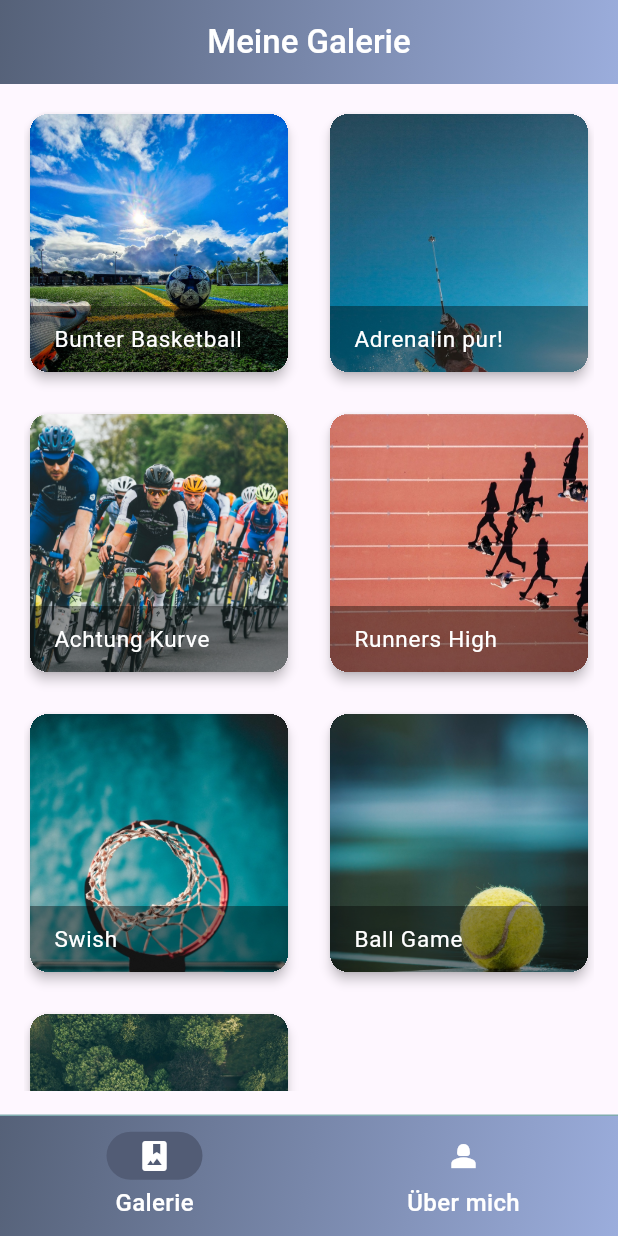
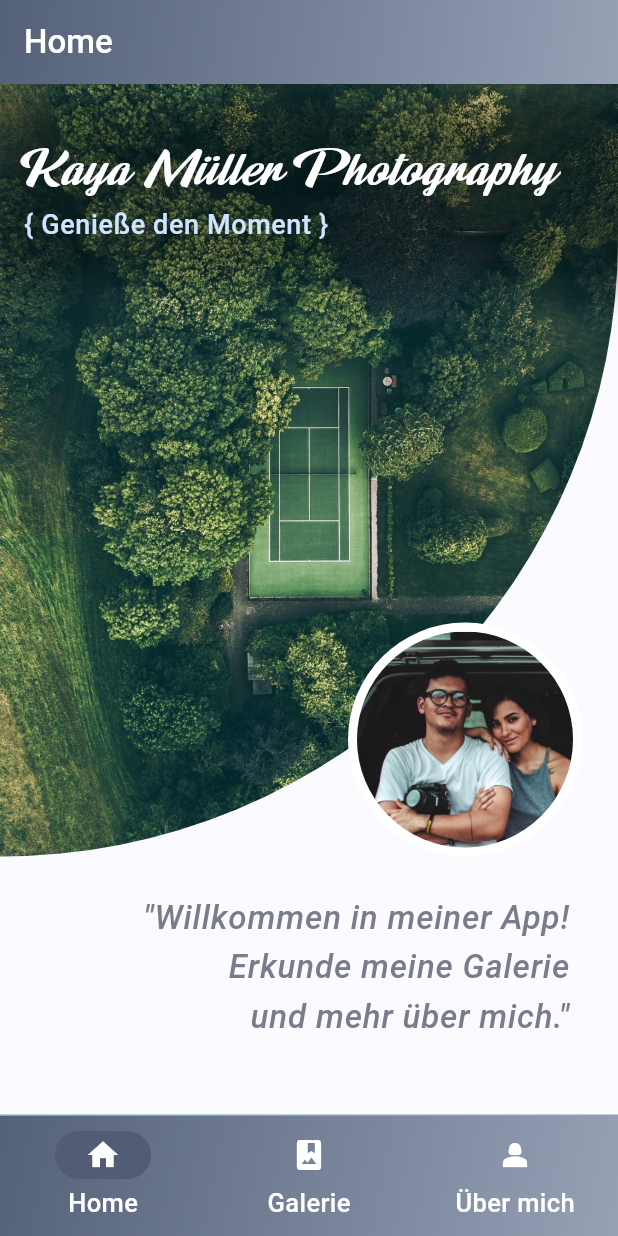
Before and after one commit to Platypus84/photo_gallery, a Flutter app: the screen it shows after launch, on a phone screen of 412 x 824 dp. Run offline on Flutter 3.47's test engine with Material 3 defaults, Android fonts, the phone set to English and light mode, and no system bars.

Commit message:
update05_photogallery

```diff
--- a/assets/texts/kaya_müller_text.txt
+++ b/assets/texts/kaya_müller_text.txt
@@ -1 +1 @@
-"Mein Name ist Kaya Müller, ein Fotograf im Alter von 32 Jahren, der die Welt durch die Linse entdeckt. Mit einem Hintergrund in der visuellen Kunst und jahrelanger Erfahrung in der Fotografie habe ich einen Blick für die Schönheit im Alltäglichen entwickelt. Meine Spezialität liegt in der Sport- und Naturfotografie, wo ich das Spiel von Licht und Schatten einfange, um emotionale und aussagekräftige Bilder zu schaffen.\n\nIch glaube daran, dass jeder Moment einzigartig ist und seine eigene Geschichte erzählt. In meinen Arbeiten strebe ich danach, diese Geschichten visuell zu interpretieren und sie durch kreative Kompositionen und Nuancen zum Leben zu erwecken. Meine fotografische Reise hat mich durch verschiedene Länder geführt, wo ich die Vielfalt der Kulturen und Landschaften festhalte, immer auf der Suche nach neuen Perspektiven und Herausforderungen.\n\nMein Anspruch ist es, mit meinen Bildern nicht nur zu dokumentieren, sondern auch zu inspirieren und zu berühren. Jeder Auftrag und jedes Projekt ist für mich eine Möglichkeit, meine Leidenschaft und mein Können zu zeigen und eine Verbindung zwischen dem Betrachter und dem Bild herzustellen."
+"Ich entdecke die Welt durch die Linse. Mit einem Hintergrund in der visuellen Kunst und jahrelanger Erfahrung in der Fotografie habe ich einen Blick für die Schönheit im Alltäglichen entwickelt. Meine Spezialität liegt in der Sport- und Naturfotografie, wo ich das Spiel von Licht und Schatten einfange, um emotionale und aussagekräftige Bilder zu schaffen.\n\nIch glaube daran, dass jeder Moment einzigartig ist und seine eigene Geschichte erzählt. In meinen Arbeiten strebe ich danach, diese Geschichten visuell zu interpretieren und sie durch kreative Kompositionen und Nuancen zum Leben zu erwecken. Meine fotografische Reise hat mich durch verschiedene Länder geführt, wo ich die Vielfalt der Kulturen und Landschaften festhalte, immer auf der Suche nach neuen Perspektiven und Herausforderungen.\n\nMein Anspruch ist es, mit meinen Bildern nicht nur zu dokumentieren, sondern auch zu inspirieren und zu berühren. Jeder Auftrag und jedes Projekt ist für mich eine Möglichkeit, meine Leidenschaft und mein Können zu zeigen und eine Verbindung zwischen dem Betrachter und dem Bild herzustellen."
--- /dev/null
+++ b/lib/screens/screen_home.dart
@@ -0,0 +1,104 @@
+import 'package:flutter/material.dart';
+// import 'dart:async' show Future;
+// import 'package:flutter/services.dart' show rootBundle;
+
+class HomeScreen extends StatelessWidget {
+  const HomeScreen({super.key});
+
+  @override
+  Widget build(BuildContext context) {
+    // Future<String> loadAsset() async {
+    //   return await rootBundle.loadString('assets/texts/kaja_müller_text.txt');
+    // }
+
+    return Column(
+      crossAxisAlignment: CrossAxisAlignment.end,
+      children: [
+        Stack(
+          clipBehavior: Clip.none,
+          children: [
+            ClipRRect(
+              borderRadius: BorderRadius.only(
+                bottomRight: Radius.circular(450.0),
+              ),
+              child: Image.asset('assets/images/tennis_2.jpeg'),
+            ),
+            Positioned(
+              top: 32,
+              left: 16,
+              child: Container(
+                width: 3750,
+                decoration: BoxDecoration(
+                  boxShadow: [
+                    BoxShadow(
+                      color: Color.fromARGB(100, 0, 0, 0),
+                      blurRadius: 24.0,
+                      blurStyle: BlurStyle.normal,
+                      spreadRadius: 24,
+                    ),
+                  ],
+                ),
+                child: Column(
+                  mainAxisAlignment: MainAxisAlignment.start,
+                  crossAxisAlignment: CrossAxisAlignment.start,
+                  children: [
+                    Text(
+                      'Kaya Müller Photography',
+                      style: Theme.of(context).textTheme.headlineLarge,
+                    ),
+                    // Transform.translate(
+                    //   offset: Offset(-16, 0), // 16px nach links verschieben
+                    //   child: SizedBox(
+                    //     width: 375,
+                    //     child: Divider(
+                    //       height: 8.0,
+                    //       thickness: 1,
+                    //       color: const Color.fromARGB(255, 255, 169, 71),
+                    //     ),
+                    //   ),
+                    // ),
+                    Text(
+                      '{ Genieße den Moment }',
+                      style: Theme.of(context).textTheme.bodySmall,
+                    ),
+                  ],
+                ),
+              ),
+            ),
+            Positioned(
+              bottom: 0,
+              right: 24,
+              child: Column(
+                children: [
+                  CircleAvatar(
+                    radius: 78,
+                    backgroundColor: Color.fromARGB(255, 255, 255, 255),
+
+                    child: CircleAvatar(
+                      radius: 72.0,
+                      backgroundImage: AssetImage('assets/images/kaya.jpeg'),
+                    ),
+                  ),
+                ],
+              ),
+            ),
+          ],
+        ),
+
+        Padding(
+          padding: const EdgeInsets.only(
+            top: 24.0,
+            right: 32.0,
+            left: 0.0,
+            bottom: 16.0,
+          ),
+          child: Text(
+            '"Willkommen in meiner App!\n Erkunde meine Galerie\n und mehr über mich."',
+            style: Theme.of(context).textTheme.bodyLarge,
+            textAlign: TextAlign.end,
+          ),
+        ),
+      ],
+    );
+  }
+}
--- a/lib/screens/screen_main.dart
+++ b/lib/screens/screen_main.dart
@@ -1,6 +1,8 @@
 import 'package:flutter/material.dart';
 import 'package:photo_gallery/screens/screen_about.dart';
 import 'package:photo_gallery/screens/screen_gallery.dart';
+import 'package:photo_gallery/screens/screen_home.dart';
+import 'package:photo_gallery/styles/photogallery_stylesheet.dart';
 
 class MainScreen extends StatefulWidget {
   const MainScreen({super.key});
@@ -9,67 +11,82 @@ class MainScreen extends StatefulWidget {
   State<MainScreen> createState() => _MainScreenState();
 }
 
-class _MainScreenState extends State<MainScreen> {
-  int currentIndex = 0;
+class _MainScreenState extends State<MainScreen> with TickerProviderStateMixin {
+  // Reminder: TickerProviderStateMixin wird für Animation (Page Transition) benötigt
+  int _currentIndex = 0;
 
-  final List<Widget> screens = [GalleryScreen(), AboutScreen()];
-  final List<String> screenTitles = ['Meine Galerie', 'Über mich'];
+  final List<Widget> screens = [HomeScreen(), GalleryScreen(), AboutScreen()];
+  final List<String> screenTitles = ['Home', 'Meine Galerie', 'Über mich'];
+
+  late AnimationController _animationController; // handelt die Animation
+  late Animation<double> _fadeAnimation; // definiert die Art der Animation
+
+  // Funktion für die State Initialisierung
+  @override
+  void initState() {
+    super.initState();
+    _animationController = AnimationController(
+      duration: Duration(seconds: 1), // 1 second fade duration
+      vsync: this,
+    );
+    _fadeAnimation = Tween<double>(begin: 0.0, end: 1.0).animate(
+      CurvedAnimation(parent: _animationController, curve: Curves.easeInOut),
+    );
+
+    // Start with the first page visible
+    _animationController.forward();
+  }
+
+  // Funktion für das Verlassen des States
+  @override
+  void dispose() {
+    _animationController.dispose();
+    super.dispose();
+  }
+
+  // Funktion für das Event Handling, deren Rumpf sonst in NavigationBar nach "onDestinationSelected" steht. Aktualisiert den Page Index.
+  void _onItemTapped(int index) {
+    if (index != _currentIndex) {
+      setState(() {
+        _currentIndex = index;
+      });
+
+      // Startet die Fade Animation neu
+      _animationController.reset();
+      _animationController.forward();
+    }
+  }
 
   @override
   Widget build(BuildContext context) {
     return MaterialApp(
       debugShowCheckedModeBanner: false,
-      theme: ThemeData(
-        textTheme: TextTheme(
-          headlineMedium: TextStyle(
-            color: Color.fromARGB(255, 85, 97, 120),
-            fontSize: 22,
-            fontWeight: FontWeight.w600,
-          ),
-          displaySmall: TextStyle(
-            color: Color.fromRGBO(130, 130, 130, 1),
-            fontSize: 16,
-            fontWeight: FontWeight.w500,
-          ),
-          bodyMedium: TextStyle(
-            color: Color.fromARGB(255, 75, 75, 80),
-            fontSize: 16,
-            fontWeight: FontWeight.w500,
-          ),
-        ),
-      ),
+      theme: photoGalleryTheme,
       home: Scaffold(
         appBar: AppBar(
-          title: Center(
-            child: Text(
-              screenTitles[currentIndex],
-              style: TextStyle(
-                color: Colors.white,
-                fontWeight: FontWeight.w500,
-              ),
-            ),
+          title: Text(
+            screenTitles[_currentIndex],
+            style: TextStyle(color: Colors.white, fontWeight: FontWeight.w500),
           ),
           flexibleSpace: Container(
             decoration: BoxDecoration(
               gradient: LinearGradient(
                 begin: Alignment.topLeft,
                 end: Alignment.bottomRight,
-                colors: [
-                  Color.fromARGB(255, 85, 97, 120),
-                  Color.fromARGB(255, 155, 173, 220),
-                ],
+                colors: [Color.fromARGB(255, 85, 97, 120), Color(0xff96A1B6)],
               ),
             ),
           ),
         ),
-        body: screens[currentIndex],
+        body: FadeTransition(
+          // Widget für Fade Animationen, muss den body Content umschließen.
+          opacity: _fadeAnimation,
+          child: screens[_currentIndex],
+        ),
         bottomNavigationBar: Container(
           decoration: BoxDecoration(
             gradient: LinearGradient(
-              colors: [
-                Color.fromARGB(255, 85, 97, 120),
-                Color.fromARGB(255, 155, 173, 220),
-              ],
+              colors: [Color.fromARGB(255, 85, 97, 120), Color(0xff96A1B6)],
               begin: Alignment.topLeft,
               end: Alignment.bottomRight,
               stops: [0.0, 1.0],
@@ -79,6 +96,7 @@ class _MainScreenState extends State<MainScreen> {
 
           child: NavigationBar(
             backgroundColor: Colors.transparent,
+            animationDuration: Duration(milliseconds: 1000),
             labelTextStyle: WidgetStateTextStyle.resolveWith((Set states) {
               final Color color = states.contains(WidgetState.selected)
                   ? Colors.white
@@ -88,13 +106,13 @@ class _MainScreenState extends State<MainScreen> {
             elevation: 0,
 
             indicatorColor: Color.fromARGB(255, 82, 92, 117),
-            onDestinationSelected: (int index) {
-              setState(() {
-                currentIndex = index;
-              });
-            },
-            selectedIndex: currentIndex,
+            onDestinationSelected: _onItemTapped,
+            selectedIndex: _currentIndex,
             destinations: const <Widget>[
+              NavigationDestination(
+                icon: Icon(Icons.home, color: Colors.white),
+                label: 'Home',
+              ),
               NavigationDestination(
                 icon: Icon(Icons.photo_album, color: Colors.white),
                 label: 'Galerie',
--- /dev/null
+++ b/lib/styles/photogallery_stylesheet.dart
@@ -0,0 +1,47 @@
+import 'package:flutter/material.dart';
+
+final ThemeData photoGalleryTheme = ThemeData(
+  useMaterial3: true,
+  scaffoldBackgroundColor: Color.fromARGB(255, 250, 250, 255),
+  textTheme: TextTheme(
+    headlineLarge: TextStyle(
+      fontFamily: 'Rooster',
+      color: Color.fromARGB(255, 255, 255, 255),
+      fontSize: 40,
+    ),
+    headlineMedium: TextStyle(
+      color: Color.fromARGB(255, 206, 229, 255),
+      fontSize: 22,
+      fontWeight: FontWeight.w600,
+    ),
+    bodyLarge: TextStyle(
+      color: Color.fromARGB(255, 120, 125, 140),
+      fontSize: 22,
+      fontWeight: FontWeight.w500,
+      fontStyle: FontStyle.italic,
+    ),
+    bodyMedium: TextStyle(
+      color: Color.fromARGB(255, 120, 125, 140),
+      fontSize: 17,
+      fontWeight: FontWeight.w500,
+    ),
+    bodySmall: TextStyle(
+      color: Color.fromARGB(255, 206, 229, 255),
+      fontSize: 18,
+      fontWeight: FontWeight.w500,
+    ),
+    displaySmall: TextStyle(
+      color: Color.fromRGBO(130, 130, 130, 1),
+      fontSize: 14,
+      fontWeight: FontWeight.w500,
+    ),
+    titleSmall: TextStyle(
+      color: Color.fromRGBO(245, 245, 245, 1),
+      fontSize: 15,
+      height: 1.3,
+      fontWeight: FontWeight.w600,
+      fontStyle: FontStyle.italic,
+      letterSpacing: 0.0,
+    ),
+  ),
+);
--- a/lib/widgets/gallery_item.dart
+++ b/lib/widgets/gallery_item.dart
@@ -17,6 +17,7 @@ class GalleryItem extends StatelessWidget {
 
   @override
   Widget build(BuildContext context) {
+    // eine Route zur Navigation erstellen:
     Route createRoute() {
       return PageRouteBuilder(
         pageBuilder: (context, animation, secondaryAnimation) => DetailsScreen(
@@ -28,11 +29,20 @@ class GalleryItem extends StatelessWidget {
         transitionsBuilder: (context, animation, secondaryAnimation, child) {
           const begin = Offset(1.0, 0.0);
           const end = Offset.zero;
+
+          // Der Animation ein easeOutSine hinzufügen
+          final curvedAnimation = CurvedAnimation(
+            parent: animation,
+            curve: Curves.easeOutSine,
+          );
+
           final tween = Tween(begin: begin, end: end);
-          final offsetAnimation = animation.drive(tween);
+          final offsetAnimation = curvedAnimation.drive(tween);
 
           return SlideTransition(position: offsetAnimation, child: child);
         },
+        // Optional: Customize transition duration
+        transitionDuration: const Duration(milliseconds: 600),
       );
     }
 
@@ -66,11 +76,7 @@ class GalleryItem extends StatelessWidget {
                     ),
                     title: Text(
                       imageTitle,
-                      style: TextStyle(
-                        color: Colors.white,
-                        fontSize: 15,
-                        height: 1,
-                      ),
+                      style: Theme.of(context).textTheme.titleSmall,
                     ),
                   ),
                 ),
--- a/pubspec.yaml
+++ b/pubspec.yaml
@@ -22,3 +22,7 @@ flutter:
   - assets/images/
   - assets/texts/
   - assets/
+  fonts:
+    - family: Rooster
+      fonts:
+        - asset: assets/fonts/rooster/rooster.ttf
```
Also changed, not shown: assets/fonts/rooster/ ! ! ! TERMS OF USE.txt (added, +75 -0 lines), lib/screens/screen_about.dart (+56 -34 lines), lib/screens/screen_details.dart (+25 -3 lines), assets/fonts/rooster/BILLY-ARGEL.png (added), assets/fonts/rooster/ROOSTER-A-1.png (added), assets/fonts/rooster/ROOSTER-B-1.png (added), assets/fonts/rooster/rooster.ttf (added), 2 other files.
